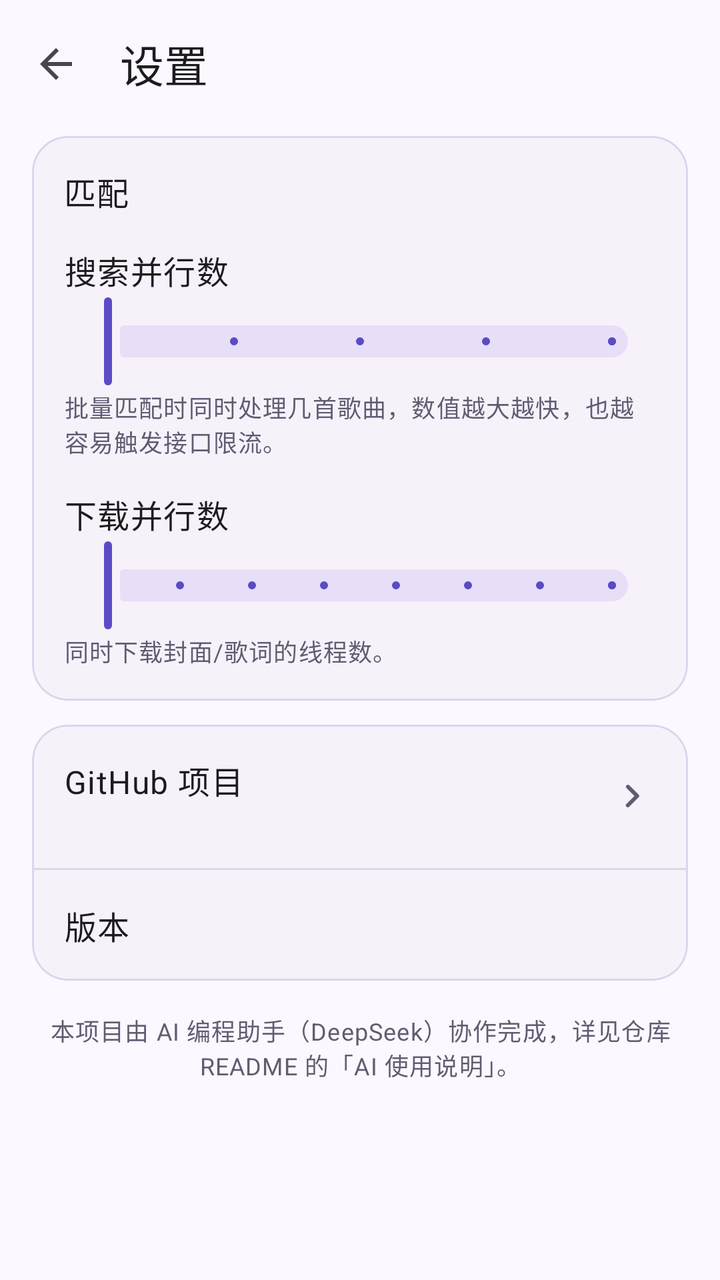
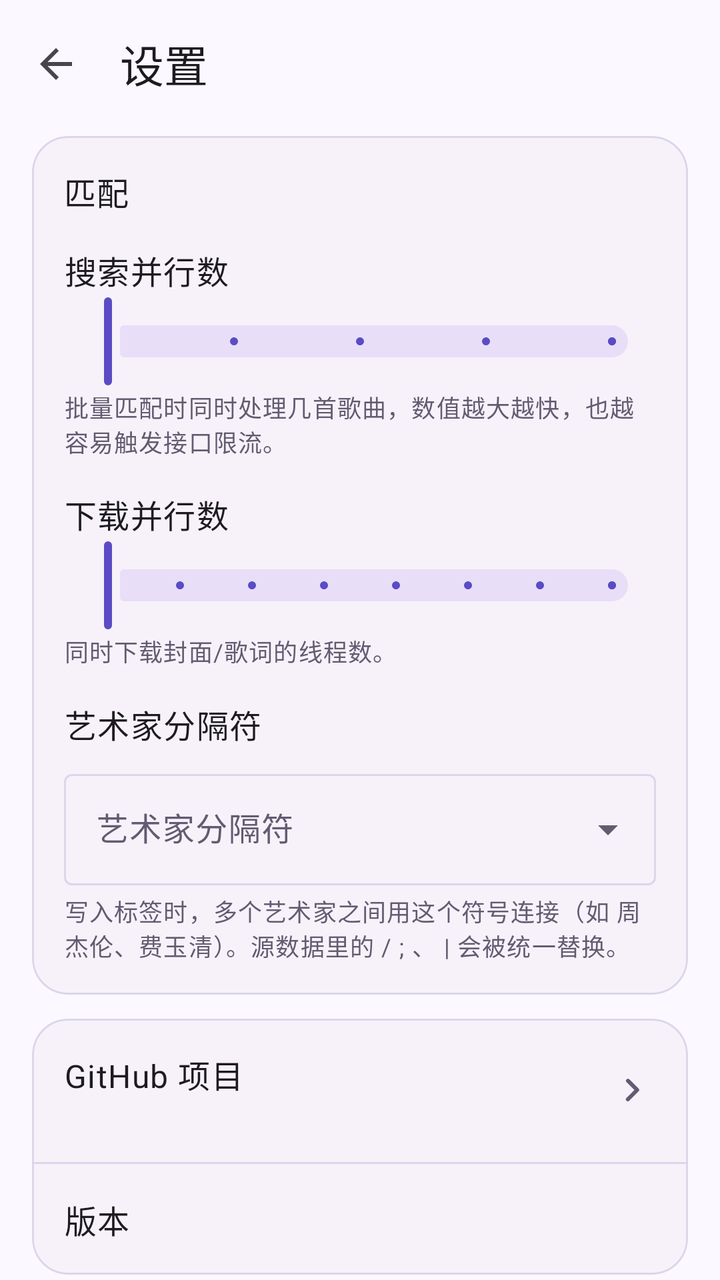

Before-and-after screenshots of an Android layout around one commit, followed by the original layout XML and the change that was made.
<!-- AndroidManifest.xml: application theme Theme.MusicTagger -->
<!-- res/layout/activity_settings.xml -->
<?xml version="1.0" encoding="utf-8"?>
<LinearLayout xmlns:android="http://schemas.android.com/apk/res/android"
    xmlns:app="http://schemas.android.com/apk/res-auto"
    android:layout_width="match_parent"
    android:layout_height="match_parent"
    android:background="?attr/colorSurface"
    android:orientation="vertical">

    <com.google.android.material.appbar.MaterialToolbar
        android:id="@+id/toolbar"
        android:layout_width="match_parent"
        android:layout_height="?attr/actionBarSize"
        app:navigationIcon="?attr/homeAsUpIndicator"
        app:title="@string/settings"
        app:titleTextAppearance="?attr/textAppearanceTitleLarge" />

    <androidx.core.widget.NestedScrollView
        android:layout_width="match_parent"
        android:layout_height="0dp"
        android:layout_weight="1"
        android:clipToPadding="false"
        android:paddingHorizontal="16dp"
        android:paddingBottom="24dp">

        <LinearLayout
            android:layout_width="match_parent"
            android:layout_height="wrap_content"
            android:orientation="vertical">

            <com.google.android.material.card.MaterialCardView
                style="@style/Widget.MusicTagger.Card"
                android:layout_width="match_parent"
                android:layout_height="wrap_content"
                android:layout_marginTop="4dp">

                <LinearLayout
                    android:layout_width="match_parent"
                    android:layout_height="wrap_content"
                    android:orientation="vertical"
                    android:padding="16dp">

                    <TextView
                        android:layout_width="match_parent"
                        android:layout_height="wrap_content"
                        android:text="@string/settings_search_section"
                        android:textAppearance="?attr/textAppearanceTitleMedium" />

                    <TextView
                        android:layout_width="match_parent"
                        android:layout_height="wrap_content"
                        android:layout_marginTop="16dp"
                        android:text="@string/settings_search_threads"
                        android:textAppearance="?attr/textAppearanceBodyLarge" />

                    <com.google.android.material.slider.Slider
                        android:id="@+id/searchThreads"
                        android:layout_width="match_parent"
                        android:layout_height="wrap_content"
                        android:stepSize="1"
                        android:valueFrom="1"
                        android:valueTo="5"
                        app:labelBehavior="floating" />

                    <TextView
                        android:layout_width="match_parent"
                        android:layout_height="wrap_content"
                        android:text="@string/settings_search_threads_hint"
                        android:textAppearance="?attr/textAppearanceBodySmall"
                        android:textColor="@color/text_secondary" />

                    <TextView
                        android:layout_width="match_parent"
                        android:layout_height="wrap_content"
                        android:layout_marginTop="16dp"
                        android:text="@string/settings_download_threads"
                        android:textAppearance="?attr/textAppearanceBodyLarge" />

                    <com.google.android.material.slider.Slider
                        android:id="@+id/downloadThreads"
                        android:layout_width="match_parent"
                        android:layout_height="wrap_content"
                        android:stepSize="1"
                        android:valueFrom="1"
                        android:valueTo="8"
                        app:labelBehavior="floating" />

                    <TextView
                        android:layout_width="match_parent"
                        android:layout_height="wrap_content"
                        android:text="@string/settings_download_threads_hint"
                        android:textAppearance="?attr/textAppearanceBodySmall"
                        android:textColor="@color/text_secondary" />
                </LinearLayout>
            </com.google.android.material.card.MaterialCardView>

            <com.google.android.material.card.MaterialCardView
                style="@style/Widget.MusicTagger.Card"
                android:layout_width="match_parent"
                android:layout_height="wrap_content"
                android:layout_marginTop="12dp">

                <LinearLayout
                    android:layout_width="match_parent"
                    android:layout_height="wrap_content"
                    android:orientation="vertical">

                    <LinearLayout
                        android:id="@+id/rowGithub"
                        android:layout_width="match_parent"
                        android:layout_height="wrap_content"
                        android:background="?attr/selectableItemBackground"
                        android:gravity="center_vertical"
                        android:orientation="horizontal"
                        android:paddingHorizontal="16dp"
                        android:paddingVertical="16dp">

                        <LinearLayout
                            android:layout_width="0dp"
                            android:layout_height="wrap_content"
                            android:layout_weight="1"
                            android:orientation="vertical">

                            <TextView
                                android:layout_width="match_parent"
                                android:layout_height="wrap_content"
                                android:text="@string/settings_github"
                                android:textAppearance="?attr/textAppearanceBodyLarge" />

                            <TextView
                                android:id="@+id/githubUrl"
                                android:layout_width="match_parent"
                                android:layout_height="wrap_content"
                                android:textAppearance="?attr/textAppearanceBodySmall"
                                android:textColor="@color/text_secondary" />
                        </LinearLayout>

                        <ImageView
                            android:layout_width="24dp"
                            android:layout_height="24dp"
                            android:contentDescription="@string/settings_github"
                            android:src="@drawable/ic_chevron_right" />
                    </LinearLayout>

                    <View
                        android:layout_width="match_parent"
                        android:layout_height="1dp"
                        android:background="@color/outline" />

                    <LinearLayout
                        android:layout_width="match_parent"
                        android:layout_height="wrap_content"
                        android:gravity="center_vertical"
                        android:orientation="horizontal"
                        android:paddingHorizontal="16dp"
                        android:paddingVertical="16dp">

                        <TextView
                            android:layout_width="0dp"
                            android:layout_height="wrap_content"
                            android:layout_weight="1"
                            android:text="@string/settings_version"
                            android:textAppearance="?attr/textAppearanceBodyLarge" />

                        <TextView
                            android:id="@+id/version"
                            android:layout_width="wrap_content"
                            android:layout_height="wrap_content"
                            android:textAppearance="?attr/textAppearanceBodySmall"
                            android:textColor="@color/text_secondary" />
                    </LinearLayout>
                </LinearLayout>
            </com.google.android.material.card.MaterialCardView>

            <TextView
                android:layout_width="match_parent"
                android:layout_height="wrap_content"
                android:layout_marginTop="16dp"
                android:gravity="center"
                android:text="@string/settings_ai_note"
                android:textAppearance="?attr/textAppearanceBodySmall"
                android:textColor="@color/text_secondary" />
        </LinearLayout>
    </androidx.core.widget.NestedScrollView>
</LinearLayout>
<!-- resources referenced by this layout -->
<resources>
  <color name="outline">#DCD5EC</color>
  <color name="text_secondary">#625B71</color>
  <!-- drawable ic_chevron_right (drawable) -->
  <vector xmlns:android="http://schemas.android.com/apk/res/android"
      android:width="24dp"
      android:height="24dp"
      android:viewportWidth="24"
      android:viewportHeight="24"
      android:tint="@color/text_secondary">
      <path
          android:fillColor="@android:color/white"
          android:pathData="M9.29,6.71a1,1 0,0 0,0 1.41L13.17,12l-3.88,3.88a1,1 0,1 0,1.41 1.41l4.59,-4.59a1,1 0,0 0,0 -1.41L10.7,6.7a1,1 0,0 0,-1.41,0z" />
  </vector>
  <string name="settings">设置</string>
  <string name="settings_ai_note">本项目由 AI 编程助手（DeepSeek）协作完成，详见仓库 README 的「AI 使用说明」。</string>
  <string name="settings_download_threads">下载并行数</string>
  <string name="settings_download_threads_hint">同时下载封面/歌词的线程数。</string>
  <string name="settings_github">GitHub 项目</string>
  <string name="settings_search_section">匹配</string>
  <string name="settings_search_threads">搜索并行数</string>
  <string name="settings_search_threads_hint">批量匹配时同时处理几首歌曲，数值越大越快，也越容易触发接口限流。</string>
  <string name="settings_version">版本</string>
  <style name="Widget.MusicTagger.Card" parent="Widget.Material3.CardView.Elevated">
          <item name="cardCornerRadius">18dp</item>
          <item name="cardElevation">0dp</item>
          <item name="strokeWidth">1dp</item>
          <item name="strokeColor">@color/outline</item>
      </style>
  <style name="Theme.MusicTagger" parent="Theme.Material3.DayNight.NoActionBar">
          <item name="colorPrimary">@color/brand_primary</item>
          <item name="colorOnPrimary">@color/brand_on_primary</item>
          <item name="colorPrimaryContainer">@color/brand_container</item>
          <item name="colorOnPrimaryContainer">@color/brand_on_container</item>
          <item name="colorSecondary">@color/brand_secondary</item>
          <item name="colorSurface">@color/surface</item>
          <item name="colorOnSurface">@color/text_primary</item>
          <item name="colorOnSurfaceVariant">@color/text_secondary</item>
          <item name="colorOutline">@color/outline</item>
          <item name="colorSurfaceVariant">@color/surface_variant</item>
          <item name="android:statusBarColor">@color/surface</item>
          <item name="android:navigationBarColor">@color/surface</item>
          <item name="android:windowLightStatusBar">true</item>
          <item name="android:windowLightNavigationBar">true</item>
      </style>
  <color name="brand_primary">#5B4BC4</color>
  <color name="brand_on_primary">#FFFFFF</color>
  <color name="brand_container">#E6E1FF</color>
  <color name="brand_on_container">#1B1149</color>
  <color name="brand_secondary">#0F8A7E</color>
  <color name="surface">#FBF8FF</color>
  <color name="text_primary">#1C1B1F</color>
  <color name="surface_variant">#F2EEF9</color>
</resources>

<!-- the commit's change to res/layout/activity_settings.xml (unified diff, before → after) -->
@@ -88,6 +88,35 @@
                         android:layout_width="match_parent"
                         android:layout_height="wrap_content"
                         android:text="@string/settings_download_threads_hint"
+                        android:textAppearance="?attr/textAppearanceBodySmall"
+                        android:textColor="@color/text_secondary" />
+
+                    <TextView
+                        android:layout_width="match_parent"
+                        android:layout_height="wrap_content"
+                        android:layout_marginTop="16dp"
+                        android:text="@string/settings_artist_separator"
+                        android:textAppearance="?attr/textAppearanceBodyLarge" />
+
+                    <com.google.android.material.textfield.TextInputLayout
+                        style="@style/Widget.Material3.TextInputLayout.OutlinedBox.ExposedDropdownMenu"
+                        android:layout_width="match_parent"
+                        android:layout_height="wrap_content"
+                        android:layout_marginTop="8dp"
+                        android:hint="@string/settings_artist_separator">
+
+                        <com.google.android.material.textfield.MaterialAutoCompleteTextView
+                            android:id="@+id/artistSeparator"
+                            android:layout_width="match_parent"
+                            android:layout_height="wrap_content"
+                            android:inputType="none" />
+                    </com.google.android.material.textfield.TextInputLayout>
+
+                    <TextView
+                        android:layout_width="match_parent"
+                        android:layout_height="wrap_content"
+                        android:layout_marginTop="4dp"
+                        android:text="@string/settings_artist_separator_hint"
                         android:textAppearance="?attr/textAppearanceBodySmall"
                         android:textColor="@color/text_secondary" />
                 </LinearLayout>
<!-- resource entries referenced after the edit -->
@@ -15,6 +15,8 @@
   </vector>
   <string name="settings">设置</string>
   <string name="settings_ai_note">本项目由 AI 编程助手（DeepSeek）协作完成，详见仓库 README 的「AI 使用说明」。</string>
+  <string name="settings_artist_separator">艺术家分隔符</string>
+  <string name="settings_artist_separator_hint">写入标签时，多个艺术家之间用这个符号连接（如 周杰伦、费玉清）。源数据里的 / ; 、 | 会被统一替换。</string>
   <string name="settings_download_threads">下载并行数</string>
   <string name="settings_download_threads_hint">同时下载封面/歌词的线程数。</string>
   <string name="settings_github">GitHub 项目</string>
